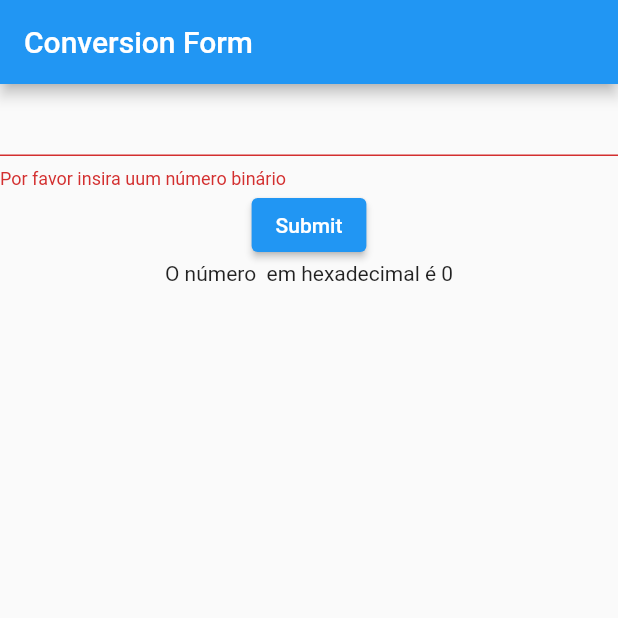
After one commit to whoiscaio/conversion_form, a Flutter app: the screen it shows after launch, after a tap on "Submit", on a phone screen of 412 x 824 dp, the top half of it. The commit adds this screen. Run offline on Flutter 3.47's test engine with Material 2 defaults, Android fonts, the phone set to English and light mode, and no system bars.

Commit message:
form added

```diff
--- /dev/null
+++ b/lib/conversion_form.dart
@@ -0,0 +1,46 @@
+import 'package:conversion_form/converter.dart';
+import 'package:flutter/material.dart';
+
+class _ConversionFormState extends State<ConversionForm> {
+  final _formKey = GlobalKey<FormState>();
+  final _textController = TextEditingController();
+
+  String _hexadecimalValue = "";
+
+  String? _validate(String? value) {
+    if(value == null || value.isEmpty) {
+      return 'Por favor insira uum número binário';
+    }
+
+    return null;
+  }
+
+  void _handleSubmit() {
+    setState(() {
+      _hexadecimalValue = Converter.binaryToHexadecimal(_textController.text);
+    });
+    _formKey.currentState!.validate();
+  }
+
+  @override
+  Widget build(BuildContext context) {
+    return Form(
+      key: _formKey,
+      child: Column(children: [
+        TextFormField(
+          controller: _textController,
+          validator: _validate
+        ),
+        ElevatedButton(onPressed: _handleSubmit, child: const Text('Submit')),
+        if(_hexadecimalValue.isNotEmpty) Text('O número ${_textController.text} em hexadecimal é $_hexadecimalValue')
+      ],)
+    );
+  }
+}
+
+class ConversionForm extends StatefulWidget {
+  const ConversionForm({super.key});
+
+  @override
+  State<ConversionForm> createState() => _ConversionFormState();
+}
--- /dev/null
+++ b/lib/converter.dart
@@ -0,0 +1,66 @@
+class Converter {
+  static String binaryToHexadecimal(String binary) {
+    List<Map<String, String>> correspondents = [
+      {
+        "binary": "0000",
+        "hexadecimal": "0"
+      }, {
+        "binary": "1000",
+        "hexadecimal": "1",
+      }, {
+        "binary": "0100",
+        "hexadecimal": "2",
+      }, {
+        "binary": "1100",
+        "hexadecimal": "3",
+      }, {
+        "binary": "0010",
+        "hexadecimal": "4",
+      }, {
+        "binary": "1010",
+        "hexadecimal": "5",
+      }, {
+        "binary": "0110",
+        "hexadecimal": "6",
+      }, {
+        "binary": "1110",
+        "hexadecimal": "7",
+      }, {
+        "binary": "0001",
+        "hexadecimal": "8",
+      }, {
+        "binary": "1001",
+        "hexadecimal": "9",
+      }, {
+        "binary": "0101",
+        "hexadecimal": "A",
+      }, {
+        "binary": "1101",
+        "hexadecimal": "B",
+      }, {
+        "binary": "0011",
+        "hexadecimal": "C",
+      }, {
+        "binary": "1011",
+        "hexadecimal": "D",
+      }, {
+        "binary": "0111",
+        "hexadecimal": "E",
+      }, {
+        "binary": "1111",
+        "hexadecimal": "F",
+      }
+    ];
+
+    String reversedBinary = binary.split("").reversed.join("");
+    String hexadecimal = "";
+
+    final value = reversedBinary.replaceAllMapped(RegExp(r".{4}"), (match) => "${match.group(0)} ");
+
+    hexadecimal = value.split(" ").map((value) => (
+      correspondents.firstWhere((item) => item["binary"] == value.padRight(4, "0"))["hexadecimal"]
+    )).join("");
+
+    return hexadecimal.split("").reversed.join("");
+  }
+}
--- a/lib/main.dart
+++ b/lib/main.dart
@@ -1,3 +1,4 @@
+import 'package:conversion_form/conversion_form.dart';
 import 'package:flutter/material.dart';
 
 void main() {
@@ -14,7 +15,7 @@ class App extends StatelessWidget {
         appBar: AppBar(
           title: const Text('Conversion Form')
         ),
-        body: const Text('Conversion Form'),
+        body: const ConversionForm(),
       ),
     );
   }
```
